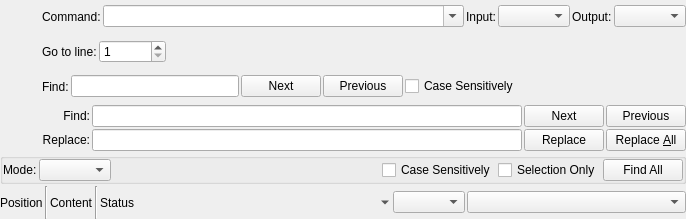
Above: resources/ui/codeeditor/status.ui from prymatex/prymatex before the change. Below: the same form after it.
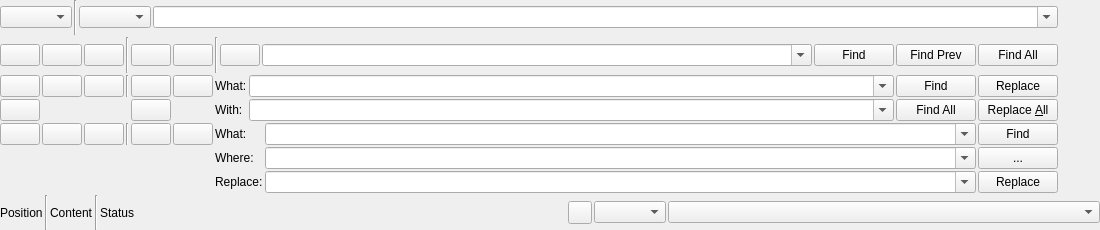
That is the form after the change. Icons and pictures are not drawn.

Commit message: Remove old status bar

The edit to the form file:
```diff
--- a/resources/ui/codeeditor/status.ui
+++ b/resources/ui/codeeditor/status.ui
@@ -6,8 +6,8 @@
    <rect>
     <x>0</x>
     <y>0</y>
-    <width>686</width>
-    <height>219</height>
+    <width>1100</width>
+    <height>230</height>
    </rect>
   </property>
   <property name="windowTitle">
@@ -30,27 +30,18 @@
        <number>0</number>
       </property>
       <item>
-       <widget class="QPushButton" name="pushButtonCommandClose">
-        <property name="text">
-         <string/>
-        </property>
-        <property name="icon">
-         <iconset theme="close">
-          <normaloff/>
-         </iconset>
-        </property>
-        <property name="flat">
-         <bool>true</bool>
-        </property>
-       </widget>
+       <widget class="QComboBox" name="comboBoxInput"/>
       </item>
       <item>
-       <widget class="QLabel" name="label">
-        <property name="text">
-         <string>Command:</string>
+       <widget class="Line" name="line_4">
+        <property name="orientation">
+         <enum>Qt::Vertical</enum>
         </property>
        </widget>
       </item>
+      <item>
+       <widget class="QComboBox" name="comboBoxOutput"/>
+      </item>
       <item>
        <widget class="QComboBox" name="comboBoxCommand">
         <property name="sizePolicy">
@@ -65,53 +56,7 @@
        </widget>
       </item>
       <item>
-       <widget class="QLabel" name="label_2">
-        <property name="text">
-         <string>Input:</string>
-        </property>
-       </widget>
-      </item>
-      <item>
-       <widget class="QComboBox" name="comboBoxInput">
-        <property name="maximumSize">
-         <size>
-          <width>120</width>
-          <height>16777215</height>
-         </size>
-        </property>
-       </widget>
-      </item>
-      <item>
-       <widget class="QLabel" name="label_3">
-        <property name="text">
-         <string>Output:</string>
-        </property>
-       </widget>
-      </item>
-      <item>
-       <widget class="QComboBox" name="comboBoxOutput">
-        <property name="maximumSize">
-         <size>
-          <width>160</width>
-          <height>16777215</height>
-         </size>
-        </property>
-       </widget>
-      </item>
-     </layout>
-    </widget>
-   </item>
-   <item>
-    <widget class="QWidget" name="widgetGoToLine" native="true">
-     <layout class="QHBoxLayout" name="horizontalLayout_3">
-      <property name="spacing">
-       <number>2</number>
-      </property>
-      <property name="margin">
-       <number>0</number>
-      </property>
-      <item>
-       <widget class="QPushButton" name="pushButtonGoToLineClose">
+       <widget class="QPushButton" name="pushButtonCommandClose">
         <property name="text">
          <string/>
         </property>
@@ -125,36 +70,6 @@
         </property>
        </widget>
       </item>
-      <item>
-       <widget class="QLabel" name="labelGoToLine">
-        <property name="text">
-         <string>Go to line:</string>
-        </property>
-       </widget>
-      </item>
-      <item>
-       <widget class="QSpinBox" name="spinBoxGoToLine">
-        <property name="minimum">
-         <number>1</number>
-        </property>
-        <property name="maximum">
-         <number>999999999</number>
-        </property>
-       </widget>
-      </item>
-      <item>
-       <spacer name="spacerGoToLine">
-        <property name="orientation">
-         <enum>Qt::Horizontal</enum>
-        </property>
-        <property name="sizeHint" stdset="0">
-         <size>
-          <width>154</width>
-          <height>20</height>
-         </size>
-        </property>
-       </spacer>
-      </item>
      </layout>
     </widget>
    </item>
@@ -168,7 +83,145 @@
        <number>0</number>
       </property>
       <item>
-       <widget class="QPushButton" name="pushButtonIFindClose">
+       <widget class="QPushButton" name="pushButtonFindRegularExpression">
+        <property name="toolTip">
+         <string>Regular expression</string>
+        </property>
+        <property name="icon">
+         <iconset theme="regular-expression">
+          <normaloff/>
+         </iconset>
+        </property>
+        <property name="checkable">
+         <bool>true</bool>
+        </property>
+       </widget>
+      </item>
+      <item>
+       <widget class="QPushButton" name="pushButtonFindCaseSensitive">
+        <property name="toolTip">
+         <string>Case sensitive</string>
+        </property>
+        <property name="icon">
+         <iconset theme="case-sensitive">
+          <normaloff/>
+         </iconset>
+        </property>
+        <property name="checkable">
+         <bool>true</bool>
+        </property>
+       </widget>
+      </item>
+      <item>
+       <widget class="QPushButton" name="pushButtonFindWholeWord">
+        <property name="toolTip">
+         <string>Whole word</string>
+        </property>
+        <property name="icon">
+         <iconset theme="whole-word">
+          <normaloff/>
+         </iconset>
+        </property>
+        <property name="checkable">
+         <bool>true</bool>
+        </property>
+       </widget>
+      </item>
+      <item>
+       <widget class="Line" name="line">
+        <property name="orientation">
+         <enum>Qt::Vertical</enum>
+        </property>
+       </widget>
+      </item>
+      <item>
+       <widget class="QPushButton" name="pushButtonFindWrap">
+        <property name="toolTip">
+         <string>Wrap</string>
+        </property>
+        <property name="icon">
+         <iconset theme="wrap">
+          <normaloff/>
+         </iconset>
+        </property>
+        <property name="checkable">
+         <bool>true</bool>
+        </property>
+       </widget>
+      </item>
+      <item>
+       <widget class="QPushButton" name="pushButtonFindInSelection">
+        <property name="toolTip">
+         <string>In selection</string>
+        </property>
+        <property name="icon">
+         <iconset theme="selection">
+          <normaloff/>
+         </iconset>
+        </property>
+        <property name="checkable">
+         <bool>true</bool>
+        </property>
+       </widget>
+      </item>
+      <item>
+       <widget class="Line" name="line_2">
+        <property name="orientation">
+         <enum>Qt::Vertical</enum>
+        </property>
+       </widget>
+      </item>
+      <item>
+       <widget class="QPushButton" name="pushButtonFindHighlightMatches">
+        <property name="toolTip">
+         <string>Highlight matches</string>
+        </property>
+        <property name="icon">
+         <iconset theme="highlight-matches">
+          <normaloff/>
+         </iconset>
+        </property>
+        <property name="checkable">
+         <bool>true</bool>
+        </property>
+       </widget>
+      </item>
+      <item>
+       <widget class="QComboBox" name="comboBoxFind">
+        <property name="sizePolicy">
+         <sizepolicy hsizetype="Expanding" vsizetype="Fixed">
+          <horstretch>0</horstretch>
+          <verstretch>0</verstretch>
+         </sizepolicy>
+        </property>
+        <property name="editable">
+         <bool>true</bool>
+        </property>
+       </widget>
+      </item>
+      <item>
+       <widget class="QPushButton" name="pushButtonFindFind">
+        <property name="text">
+         <string>Find</string>
+        </property>
+       </widget>
+      </item>
+      <item>
+       <widget class="QPushButton" name="pushButtonFindPrev">
+        <property name="text">
+         <string>Find Prev</string>
+        </property>
+       </widget>
+      </item>
+      <item>
+       <widget class="QPushButton" name="pushButtonFindAll">
+        <property name="text">
+         <string>Find All</string>
+        </property>
+       </widget>
+      </item>
+      <item>
+       <widget class="QPushButton" name="pushButtonFindClose">
         <property name="text">
          <string/>
         </property>
@@ -182,67 +235,6 @@
         </property>
        </widget>
       </item>
-      <item>
-       <widget class="QLabel" name="labelIFind">
-        <property name="text">
-         <string>Find:</string>
-        </property>
-       </widget>
-      </item>
-      <item>
-       <widget class="QLineEdit" name="lineEditIFind"/>
-      </item>
-      <item>
-       <widget class="QPushButton" name="pushButtonIFindNext">
-        <property name="toolTip">
-         <string>&lt;!DOCTYPE HTML PUBLIC &quot;-//W3C//DTD HTML 4.0//EN&quot; &quot;http://www.w3.org/TR/REC-html40/strict.dtd&quot;&gt;
-&lt;html&gt;&lt;head&gt;&lt;meta name=&quot;qrichtext&quot; content=&quot;1&quot; /&gt;&lt;style type=&quot;text/css&quot;&gt;
-p, li { white-space: pre-wrap; }
-&lt;/style&gt;&lt;/head&gt;&lt;body style=&quot; font-family:'Nimbus Mono L'; font-size:8pt; font-weight:600; font-style:normal;&quot;&gt;
-&lt;p style=&quot; margin-top:0px; margin-bottom:0px; margin-left:0px; margin-right:0px; -qt-block-indent:0; text-indent:0px;&quot;&gt;Find Previous&lt;/p&gt;&lt;/body&gt;&lt;/html&gt;</string>
-        </property>
-        <property name="text">
-         <string>Next</string>
-        </property>
-        <property name="icon">
-         <iconset theme="go-down">
-          <normaloff/>
-         </iconset>
-        </property>
-       </widget>
-      </item>
-      <item>
-       <widget class="QPushButton" name="pushButtonIFindPrevious">
-        <property name="text">
-         <string>Previous</string>
-        </property>
-        <property name="icon">
-         <iconset theme="go-up">
-          <normaloff/>
-         </iconset>
-        </property>
-       </widget>
-      </item>
-      <item>
-       <widget class="QCheckBox" name="checkBoxIFindCaseSensitively">
-        <property name="text">
-         <string>Case Sensitively</string>
-        </property>
-       </widget>
-      </item>
-      <item>
-       <spacer name="spacerIFind">
-        <property name="orientation">
-         <enum>Qt::Horizontal</enum>
-        </property>
-        <property name="sizeHint" stdset="0">
-         <size>
-          <width>155</width>
-          <height>20</height>
-         </size>
-        </property>
-       </spacer>
-      </item>
      </layout>
     </widget>
    </item>
@@ -255,7 +247,108 @@
       <property name="spacing">
        <number>2</number>
       </property>
-      <item row="0" column="0">
+      <item row="1" column="6">
+       <widget class="QLabel" name="labelFindMode_2">
+        <property name="text">
+         <string>With:</string>
+        </property>
+       </widget>
+      </item>
+      <item row="0" column="4">
+       <widget class="QPushButton" name="pushButtonReplaceWrap">
+        <property name="toolTip">
+         <string>Wrap</string>
+        </property>
+        <property name="icon">
+         <iconset theme="wrap">
+          <normaloff/>
+         </iconset>
+        </property>
+        <property name="checkable">
+         <bool>true</bool>
+        </property>
+       </widget>
+      </item>
+      <item row="0" column="8">
+       <widget class="QPushButton" name="pushButtonReplaceFind">
+        <property name="text">
+         <string>Find</string>
+        </property>
+       </widget>
+      </item>
+      <item row="0" column="5">
+       <widget class="QPushButton" name="pushButtonReplaceInSelection">
+        <property name="toolTip">
+         <string>In selection</string>
+        </property>
+        <property name="icon">
+         <iconset theme="selection">
+          <normaloff/>
+         </iconset>
+        </property>
+        <property name="checkable">
+         <bool>true</bool>
+        </property>
+       </widget>
+      </item>
+      <item row="0" column="6">
+       <widget class="QLabel" name="labelFindMode_3">
+        <property name="text">
+         <string>What:</string>
+        </property>
+       </widget>
+      </item>
+      <item row="0" column="3">
+       <widget class="Line" name="line_3">
+        <property name="orientation">
+         <enum>Qt::Vertical</enum>
+        </property>
+       </widget>
+      </item>
+      <item row="0" column="7">
+       <widget class="QComboBox" name="comboBoxReplaceWhat">
+        <property name="sizePolicy">
+         <sizepolicy hsizetype="Expanding" vsizetype="Fixed">
+          <horstretch>0</horstretch>
+          <verstretch>0</verstretch>
+         </sizepolicy>
+        </property>
+        <property name="editable">
+         <bool>true</bool>
+        </property>
+       </widget>
+      </item>
+      <item row="0" column="2">
+       <widget class="QPushButton" name="pushButtonReplaceWholeWord">
+        <property name="toolTip">
+         <string>Whole word</string>
+        </property>
+        <property name="icon">
+         <iconset theme="whole-word">
+          <normaloff/>
+         </iconset>
+        </property>
+        <property name="checkable">
+         <bool>true</bool>
+        </property>
+       </widget>
+      </item>
+      <item row="0" column="1">
+       <widget class="QPushButton" name="pushButtonReplaceCaseSensitive">
+        <property name="toolTip">
+         <string>Case sensitive</string>
+        </property>
+        <property name="icon">
+         <iconset theme="case-sensitive">
+          <normaloff/>
+         </iconset>
+        </property>
+        <property name="checkable">
+         <bool>true</bool>
+        </property>
+       </widget>
+      </item>
+      <item row="0" column="12">
        <widget class="QPushButton" name="pushButtonFindReplaceClose">
         <property name="text">
          <string/>
@@ -270,53 +363,66 @@
         </property>
        </widget>
       </item>
-      <item row="0" column="1">
-       <widget class="QLabel" name="labelFind">
-        <property name="text">
-         <string>Find:</string>
-        </property>
-        <property name="alignment">
-         <set>Qt::AlignRight|Qt::AlignTrailing|Qt::AlignVCenter</set>
-        </property>
-       </widget>
-      </item>
-      <item row="1" column="1">
-       <widget class="QLabel" name="labelReplace">
-        <property name="text">
-         <string>Replace:</string>
-        </property>
-        <property name="alignment">
-         <set>Qt::AlignRight|Qt::AlignTrailing|Qt::AlignVCenter</set>
-        </property>
-       </widget>
-      </item>
-      <item row="0" column="2">
-       <widget class="QLineEdit" name="lineEditFind"/>
-      </item>
-      <item row="1" column="2">
-       <widget class="QLineEdit" name="lineEditReplace"/>
-      </item>
-      <item row="1" column="3">
-       <widget class="QPushButton" name="pushButtonReplace">
-        <property name="toolTip">
-         <string>&lt;!DOCTYPE HTML PUBLIC &quot;-//W3C//DTD HTML 4.0//EN&quot; &quot;http://www.w3.org/TR/REC-html40/strict.dtd&quot;&gt;
-&lt;html&gt;&lt;head&gt;&lt;meta name=&quot;qrichtext&quot; content=&quot;1&quot; /&gt;&lt;style type=&quot;text/css&quot;&gt;
-p, li { white-space: pre-wrap; }
-&lt;/style&gt;&lt;/head&gt;&lt;body style=&quot; font-family:'Nimbus Mono L'; font-size:8pt; font-weight:600; font-style:normal;&quot;&gt;
-&lt;p style=&quot; margin-top:0px; margin-bottom:0px; margin-left:0px; margin-right:0px; -qt-block-indent:0; text-indent:0px;&quot;&gt;Replace &amp;amp; Find Previous&lt;/p&gt;&lt;/body&gt;&lt;/html&gt;</string>
-        </property>
-        <property name="text">
-         <string>Replace</string>
-        </property>
-        <property name="icon">
-         <iconset theme="replace">
-          <normaloff/>
-         </iconset>
-        </property>
-       </widget>
-      </item>
       <item row="1" column="4">
-       <widget class="QPushButton" name="pushButtonReplaceAll">
+       <widget class="QPushButton" name="pushButtonReplaceHighlightMatches">
+        <property name="toolTip">
+         <string>Highlight matches</string>
+        </property>
+        <property name="icon">
+         <iconset theme="highlight-matches">
+          <normaloff/>
+         </iconset>
+        </property>
+        <property name="checkable">
+         <bool>true</bool>
+        </property>
+       </widget>
+      </item>
+      <item row="0" column="0">
+       <widget class="QPushButton" name="pushButtonReplaceRegularExpression">
+        <property name="toolTip">
+         <string>Regular expression</string>
+        </property>
+        <property name="icon">
+         <iconset theme="regular-expression">
+          <normaloff/>
+         </iconset>
+        </property>
+        <property name="checkable">
+         <bool>true</bool>
+        </property>
+       </widget>
+      </item>
+      <item row="1" column="7">
+       <widget class="QComboBox" name="comboBoxReplaceWith">
+        <property name="sizePolicy">
+         <sizepolicy hsizetype="Expanding" vsizetype="Fixed">
+          <horstretch>0</horstretch>
+          <verstretch>0</verstretch>
+         </sizepolicy>
+        </property>
+        <property name="editable">
+         <bool>true</bool>
+        </property>
+       </widget>
+      </item>
+      <item row="1" column="0">
+       <widget class="QPushButton" name="pushButtonReplacePreserveCase">
+        <property name="toolTip">
+         <string>Preserve case</string>
+        </property>
+        <property name="icon">
+         <iconset theme="preserve-case">
+          <normaloff/>
+         </iconset>
+        </property>
+        <property name="checkable">
+         <bool>true</bool>
+        </property>
+       </widget>
+      </item>
+      <item row="1" column="9">
+       <widget class="QPushButton" name="pushButtonReplaceReplaceAll">
         <property name="text">
          <string>Replace &amp;All</string>
         </property>
@@ -327,11 +433,199 @@
         </property>
        </widget>
       </item>
+      <item row="0" column="9">
+       <widget class="QPushButton" name="pushButtonReplaceReplace">
+        <property name="text">
+         <string>Replace</string>
+        </property>
+        <property name="icon">
+         <iconset theme="replace">
+          <normaloff/>
+         </iconset>
+        </property>
+       </widget>
+      </item>
+      <item row="1" column="8">
+       <widget class="QPushButton" name="pushButtonReplaceFindAll">
+        <property name="text">
+         <string>Find All</string>
+        </property>
+       </widget>
+      </item>
+     </layout>
+    </widget>
+   </item>
+   <item>
+    <widget class="QWidget" name="widgetFindInFiles" native="true">
+     <layout class="QGridLayout" name="gridLayout_2">
+      <property name="margin">
+       <number>0</number>
+      </property>
+      <property name="spacing">
+       <number>2</number>
+      </property>
+      <item row="0" column="10">
+       <widget class="QPushButton" name="pushButtonFindInFilesClose">
+        <property name="text">
+         <string/>
+        </property>
+        <property name="icon">
+         <iconset theme="close">
+          <normaloff/>
+         </iconset>
+        </property>
+        <property name="flat">
+         <bool>true</bool>
+        </property>
+       </widget>
+      </item>
+      <item row="0" column="5">
+       <widget class="QPushButton" name="pushButtonFindInFilesUseEditor">
+        <property name="toolTip">
+         <string>Use editor</string>
+        </property>
+        <property name="icon">
+         <iconset theme="use-editor">
+          <normaloff/>
+         </iconset>
+        </property>
+        <property name="checkable">
+         <bool>true</bool>
+        </property>
+       </widget>
+      </item>
+      <item row="2" column="6">
+       <widget class="QLabel" name="labelFindMode_6">
+        <property name="text">
+         <string>Replace:</string>
+        </property>
+       </widget>
+      </item>
+      <item row="0" column="6">
+       <widget class="QLabel" name="labelFindMode_5">
+        <property name="text">
+         <string>What:</string>
+        </property>
+       </widget>
+      </item>
+      <item row="1" column="6">
+       <widget class="QLabel" name="labelFindMode_4">
+        <property name="text">
+         <string>Where:</string>
+        </property>
+       </widget>
+      </item>
+      <item row="0" column="2">
+       <widget class="QPushButton" name="pushButtonFindInFilesWholeWord">
+        <property name="toolTip">
+         <string>Whole word</string>
+        </property>
+        <property name="icon">
+         <iconset theme="whole-word">
+          <normaloff/>
+         </iconset>
+        </property>
+        <property name="checkable">
+         <bool>true</bool>
+        </property>
+       </widget>
+      </item>
+      <item row="2" column="7">
+       <widget class="QComboBox" name="comboBoxFindInFilesReplace">
+        <property name="sizePolicy">
+         <sizepolicy hsizetype="Expanding" vsizetype="Fixed">
+          <horstretch>0</horstretch>
+          <verstretch>0</verstretch>
+         </sizepolicy>
+        </property>
+        <property name="editable">
+         <bool>true</bool>
+        </property>
+       </widget>
+      </item>
+      <item row="0" column="7">
+       <widget class="QComboBox" name="comboBoxFindInFilesWhat">
+        <property name="sizePolicy">
+         <sizepolicy hsizetype="Expanding" vsizetype="Fixed">
+          <horstretch>0</horstretch>
+          <verstretch>0</verstretch>
+         </sizepolicy>
+        </property>
+        <property name="editable">
+         <bool>true</bool>
+        </property>
+       </widget>
+      </item>
+      <item row="0" column="0">
+       <widget class="QPushButton" name="pushButtonFindInFilesRegularExpression">
+        <property name="toolTip">
+         <string>Regular expression</string>
+        </property>
+        <property name="icon">
+         <iconset theme="regular-expression">
+          <normaloff/>
+         </iconset>
+        </property>
+        <property name="checkable">
+         <bool>true</bool>
+        </property>
+       </widget>
+      </item>
       <item row="0" column="4">
-       <widget class="QPushButton" name="pushButtonFindPrevious">
+       <widget class="QPushButton" name="pushButtonFindInFilesShowContext">
+        <property name="toolTip">
+         <string>Show context</string>
+        </property>
+        <property name="icon">
+         <iconset theme="show-context">
+          <normaloff/>
+         </iconset>
+        </property>
+        <property name="checkable">
+         <bool>true</bool>
+        </property>
+       </widget>
+      </item>
+      <item row="0" column="1">
+       <widget class="QPushButton" name="pushButtonFindInFilesCaseSensitive">
+        <property name="toolTip">
+         <string>Case sensitive</string>
+        </property>
+        <property name="icon">
+         <iconset theme="case-sensitive">
+          <normaloff/>
+         </iconset>
+        </property>
+        <property name="checkable">
+         <bool>true</bool>
+        </property>
+       </widget>
+      </item>
+      <item row="1" column="7">
+       <widget class="QComboBox" name="comboBoxFindInFilesWhere">
+        <property name="sizePolicy">
+         <sizepolicy hsizetype="Expanding" vsizetype="Fixed">
+          <horstretch>0</horstretch>
+          <verstretch>0</verstretch>
+         </sizepolicy>
+        </property>
+        <property name="editable">
+         <bool>true</bool>
+        </property>
+       </widget>
+      </item>
+      <item row="0" column="8">
+       <widget class="QPushButton" name="pushButtonFindInFilesFind">
         <property name="text">
-         <string>Previous</string>
+         <string>Find</string>
         </property>
+       </widget>
+      </item>
+      <item row="2" column="8">
+       <widget class="QPushButton" name="pushButtonFindInFilesReplace">
+        <property name="text">
+         <string>Replace</string>
+        </property>
         <property name="icon">
          <iconset theme="go-up">
           <normaloff/>
@@ -339,84 +633,18 @@
         </property>
        </widget>
       </item>
+      <item row="1" column="8">
+       <widget class="QPushButton" name="pushButtonFindInFilesWhere">
+        <property name="text">
+         <string>...</string>
+        </property>
+       </widget>
+      </item>
       <item row="0" column="3">
-       <widget class="QPushButton" name="pushButtonFindNext">
-        <property name="toolTip">
-         <string>&lt;!DOCTYPE HTML PUBLIC &quot;-//W3C//DTD HTML 4.0//EN&quot; &quot;http://www.w3.org/TR/REC-html40/strict.dtd&quot;&gt;
-&lt;html&gt;&lt;head&gt;&lt;meta name=&quot;qrichtext&quot; content=&quot;1&quot; /&gt;&lt;style type=&quot;text/css&quot;&gt;
-p, li { white-space: pre-wrap; }
-&lt;/style&gt;&lt;/head&gt;&lt;body style=&quot; font-family:'Nimbus Mono L'; font-size:8pt; font-weight:600; font-style:normal;&quot;&gt;
-&lt;p style=&quot; margin-top:0px; margin-bottom:0px; margin-left:0px; margin-right:0px; -qt-block-indent:0; text-indent:0px;&quot;&gt;Find Previous&lt;/p&gt;&lt;/body&gt;&lt;/html&gt;</string>
+       <widget class="Line" name="line_7">
+        <property name="orientation">
+         <enum>Qt::Vertical</enum>
         </property>
-        <property name="text">
-         <string>Next</string>
-        </property>
-        <property name="icon">
-         <iconset theme="go-down">
-          <normaloff/>
-         </iconset>
-        </property>
-       </widget>
-      </item>
-      <item row="2" column="0" colspan="5">
-       <widget class="QGroupBox" name="groupBox">
-        <layout class="QHBoxLayout" name="horizontalLayout_6">
-         <property name="spacing">
-          <number>2</number>
-         </property>
-         <property name="margin">
-          <number>0</number>
-         </property>
-         <item>
-          <widget class="QLabel" name="labelFindMode">
-           <property name="text">
-            <string>Mode:</string>
-           </property>
-          </widget>
-         </item>
-         <item>
-          <widget class="QComboBox" name="comboBoxFindMode"/>
-         </item>
-         <item>
-          <spacer name="horizontalSpacer">
-           <property name="orientation">
-            <enum>Qt::Horizontal</enum>
-           </property>
-           <property name="sizeHint" stdset="0">
-            <size>
-             <width>40</width>
-             <height>20</height>
-            </size>
-           </property>
-          </spacer>
-         </item>
-         <item>
-          <widget class="QCheckBox" name="checkBoxFindCaseSensitively">
-           <property name="text">
-            <string>Case Sensitively</string>
-           </property>
-          </widget>
-         </item>
-         <item>
-          <widget class="QCheckBox" name="checkBox">
-           <property name="text">
-            <string>Selection Only</string>
-           </property>
-          </widget>
-         </item>
-         <item>
-          <widget class="QPushButton" name="pushButtonFindAll">
-           <property name="text">
-            <string>Find All</string>
-           </property>
-           <property name="icon">
-            <iconset theme="find-all">
-             <normaloff/>
-            </iconset>
-           </property>
-          </widget>
-         </item>
-        </layout>
        </widget>
       </item>
      </layout>
@@ -445,7 +673,7 @@
        </widget>
       </item>
       <item>
-       <widget class="Line" name="line">
+       <widget class="Line" name="line_5">
         <property name="orientation">
          <enum>Qt::Vertical</enum>
         </property>
@@ -465,7 +693,7 @@
        </widget>
       </item>
       <item>
-       <widget class="Line" name="line_2">
+       <widget class="Line" name="line_6">
         <property name="orientation">
          <enum>Qt::Vertical</enum>
         </property>
@@ -504,16 +732,17 @@
           <normaloff/>
          </iconset>
         </property>
-        <property name="popupMode">
-         <enum>QToolButton::MenuButtonPopup</enum>
-        </property>
-        <property name="autoRaise">
-         <bool>true</bool>
-        </property>
        </widget>
       </item>
       <item>
-       <widget class="QComboBox" name="comboBoxSyntaxes"/>
+       <widget class="QComboBox" name="comboBoxSyntaxes">
+        <property name="sizePolicy">
+         <sizepolicy hsizetype="Minimum" vsizetype="Fixed">
+          <horstretch>0</horstretch>
+          <verstretch>0</verstretch>
+         </sizepolicy>
+        </property>
+       </widget>
       </item>
       <item>
        <widget class="QComboBox" name="comboBoxSymbols">
```
Left out of the diff: 77 changed lines with no effect on the pictures. The commit also changes 55 other files.
